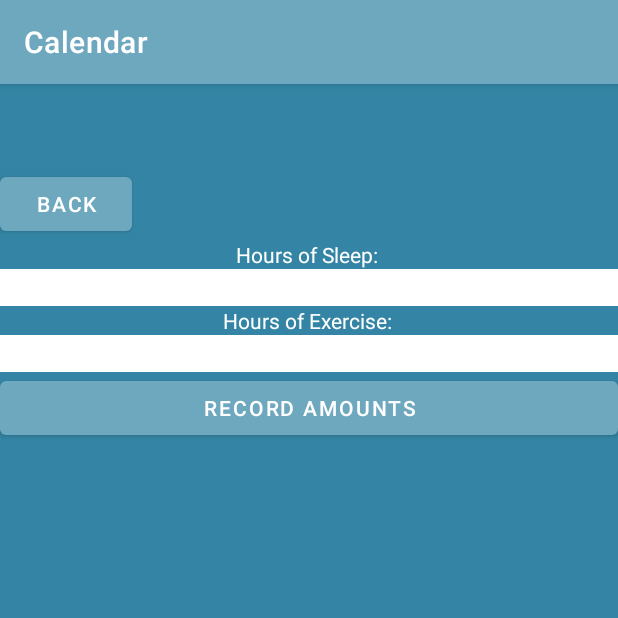
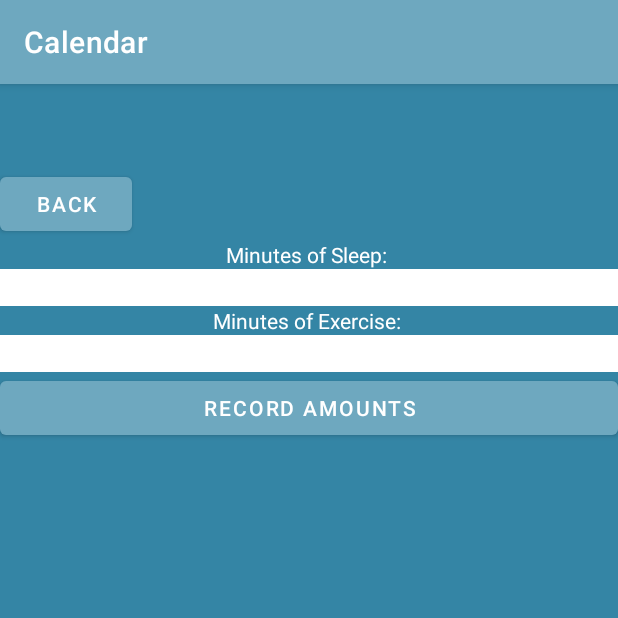
Before and after one commit to chrisgong52/CS_125, an Android app: the fragment EnterActivityFragment placed in its activity, on a phone screen of 412 x 824 dp, the top half of it. Run offline under Robolectric (Android 15) with nearby library versions, the phone set to English and light mode, and no system bars; our stand-ins replace navigation-ui; libraries missing offline, so code that uses them is left out: com.chaquo.python.

Commit message:
Finished tracking activity page and functionality

```diff
--- a/app/src/main/res/layout/fragment_enter_activity.xml
+++ b/app/src/main/res/layout/fragment_enter_activity.xml
@@ -23,7 +23,7 @@
             android:layout_width="match_parent"
             android:gravity="center"
             android:layout_height="wrap_content"
-            android:text="Hours of Sleep: "
+            android:text="Minutes of Sleep: "
             android:textColor="@color/white"
             tools:layout_editor_absoluteX="114dp"
             tools:layout_editor_absoluteY="144dp" />
@@ -40,7 +40,7 @@
             android:layout_width="match_parent"
             android:gravity="center"
             android:layout_height="wrap_content"
-            android:text="Hours of Exercise: "
+            android:text="Minutes of Exercise: "
             android:textColor="@color/white"
             tools:layout_editor_absoluteX="114dp"
             tools:layout_editor_absoluteY="144dp" />
@@ -58,6 +58,13 @@
             android:layout_height="wrap_content"
             android:text="Record Amounts" />
 
+        <TextView
+            android:id="@+id/confirmationMessage"
+            android:layout_width="match_parent"
+            android:layout_height="wrap_content"
+            android:text=""
+            android:textColor="@color/white"  />
+
     </LinearLayout>
 
 </FrameLayout>
```
Also changed, not shown: app/src/main/java/com/example/cs125revamp/ui/recommendations/EnterActivityFragment.java (+78 -2 lines).
